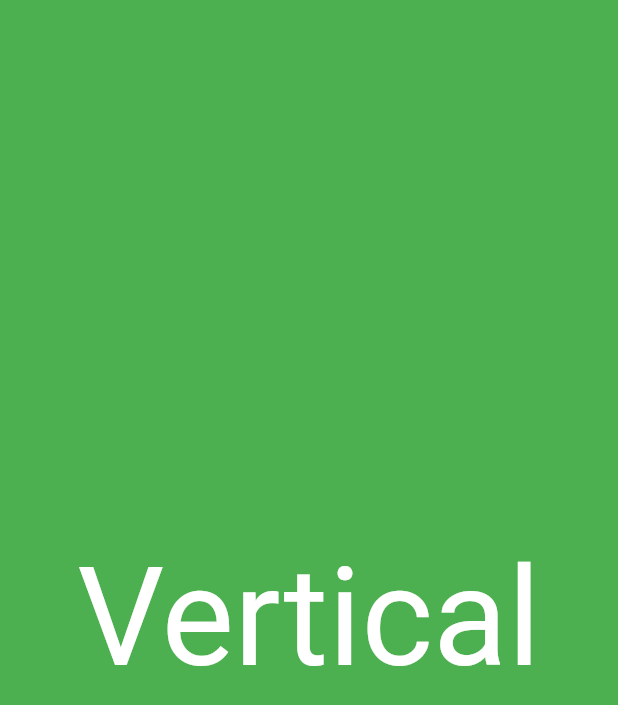
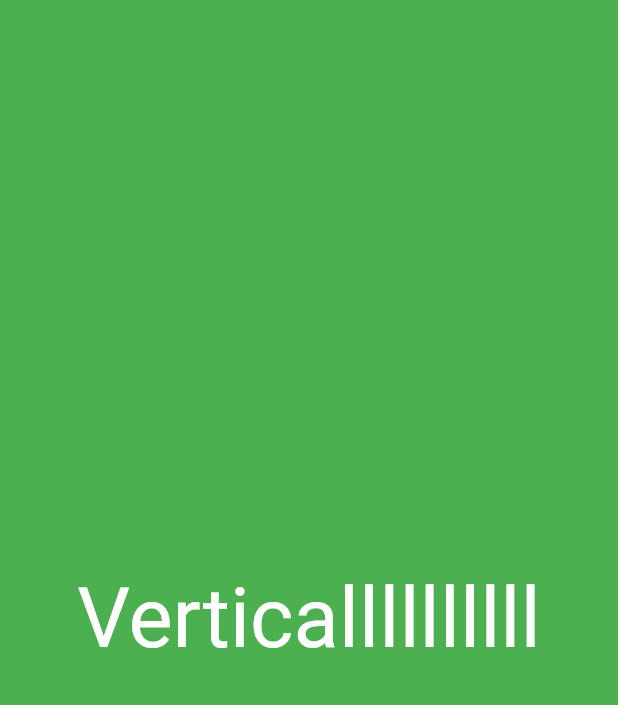
Before and after one commit to rafa-simoes22/orientacao_dispositivo, a Flutter app: the screen it shows after launch, on a phone screen of 412 x 824 dp. Shown: the top 705 px of the screen. Run offline on Flutter 3.47's test engine with Material 2 defaults, Android fonts, the phone set to English and light mode, and no system bars.

Commit message:
alteração (caio genio)

```diff
--- a/lib/main.dart
+++ b/lib/main.dart
@@ -18,7 +18,7 @@ class MyHomePage extends StatelessWidget {
   Widget build(BuildContext context) {
     bool isPortrait = MediaQuery.of(context).orientation == Orientation.portrait;
     Color backgroundColor = isPortrait ? Colors.green : Colors.red;
-    String text = isPortrait ? 'Vertical' : 'Horizontal';
+    String text = isPortrait ? 'Verticallllllllll' : 'Horizontalllllllll';
 
     return Scaffold(
       backgroundColor: backgroundColor,
```
